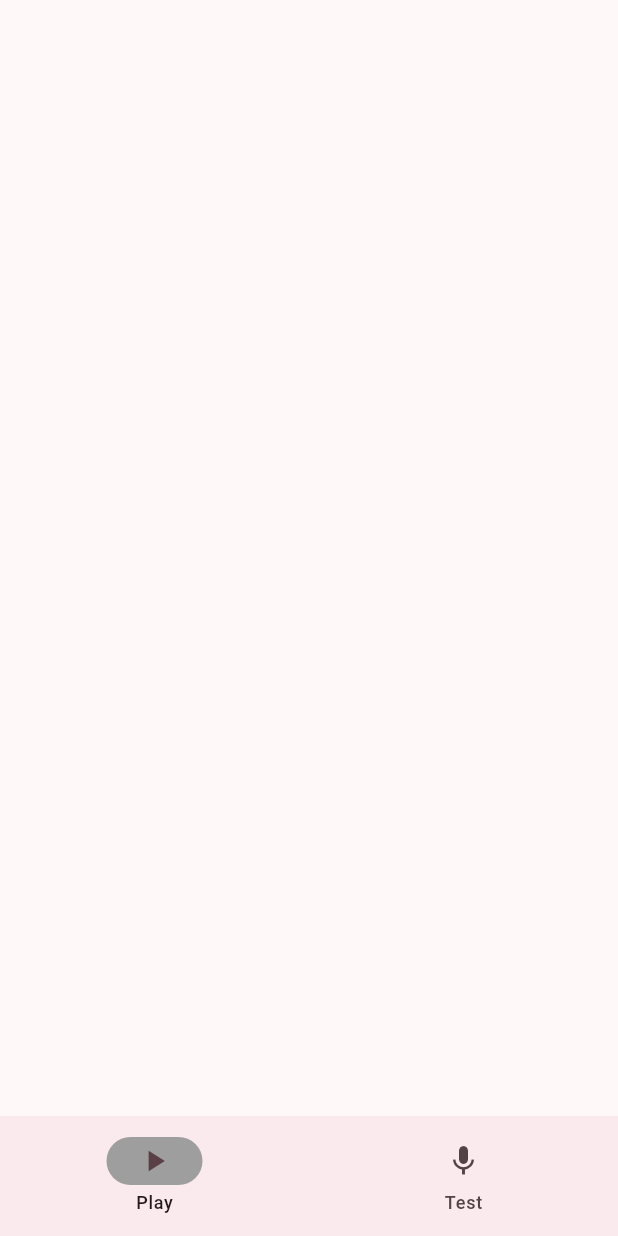
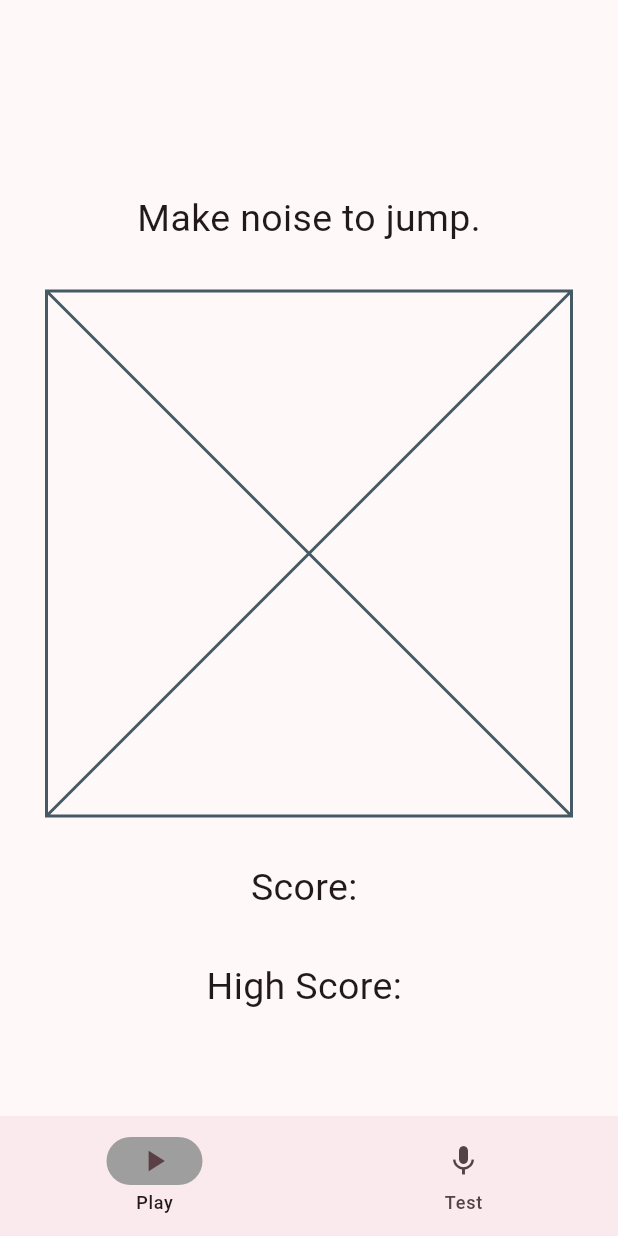
Before and after one commit to tuck3rb/Big-Mics, a Flutter app: the screen it shows after launch, on a phone screen of 412 x 824 dp. Run offline on Flutter 3.47's test engine with Material 3 defaults, Android fonts, the phone set to English and light mode, and no system bars.

Commit message:
Majority of the skeleton and nav set up
Need to do some more of the big chunks now

```diff
--- a/big_mics_playtime/lib/main.dart
+++ b/big_mics_playtime/lib/main.dart
@@ -34,6 +34,44 @@ class _MyHomePageState extends State<MyHomePage> {
   Widget build(BuildContext context) {
     final ThemeData theme = Theme.of(context);
     return Scaffold(
+      body: <Widget>[
+        // Play page
+        Center(
+          child: Column(
+            mainAxisAlignment: MainAxisAlignment.center,
+            children: [
+              const SizedBox(height: 60),
+              const Text(
+                'Make noise to jump.',
+                style: TextStyle(fontSize: 25),
+              ),
+              const SizedBox(height: 30), // Functions as a spacer
+              Container(
+                width: 350,
+                height: 350,
+                child: Placeholder(), // Future implementation of game
+              ),
+              const SizedBox(height: 30), // Functions as a spacer
+              const Text(
+                'Score: ', // Will need to update this to be non const and add in score variable
+                style: TextStyle(fontSize: 25),
+              ),
+              const SizedBox(height: 30), // Functions as a spacer
+              const Text(
+                'High Score: ', // Will need to update this to be non const and add in high_score variable
+                style: TextStyle(fontSize: 25),
+              ),
+            ],
+          ),
+        ),
+        // Mic Test page
+        const Center(
+          child: Text(
+            'Test microphone.',
+            style: TextStyle(fontSize: 24),
+          ),
+        ),
+    ][currentPageIndex],
       bottomNavigationBar: NavigationBar(
         onDestinationSelected: (int index) {
           setState(() {
```
